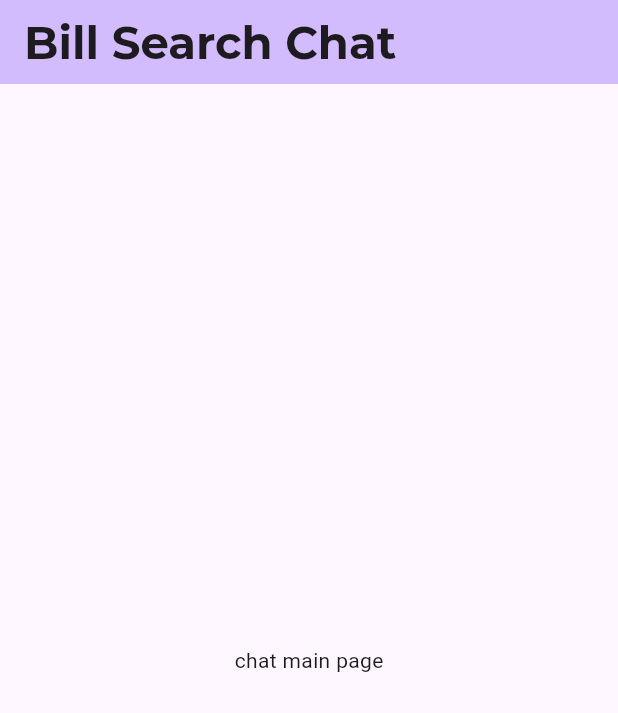
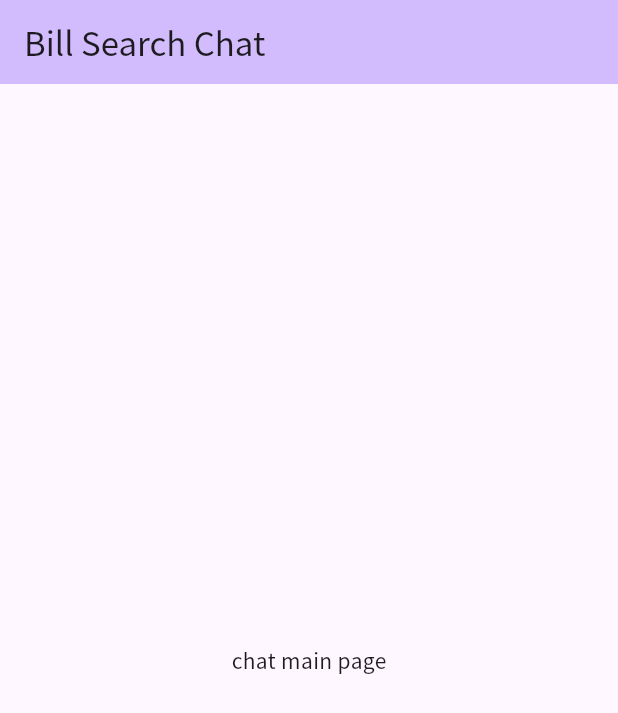
Before and after one commit to myid-hana/Bill_Search_Chat, a Flutter app: the screen it shows after launch, on a phone screen of 412 x 824 dp. Shown: the top 713 px of the screen. Run offline on Flutter 3.47's test engine with Material 3 defaults, Android fonts, the light colour scheme and no system bars; our stand-ins replace google_fonts.

Commit message:
noto sans kr font 적용

```diff
--- a/lib/main.dart
+++ b/lib/main.dart
@@ -20,12 +20,7 @@
         colorScheme: ColorScheme.fromSeed(
           seedColor: Colors.deepPurple,
         ),
-        textTheme: TextTheme(
-          titleLarge: GoogleFonts.montserrat(
-            fontSize: 30,
-            fontWeight: FontWeight.bold,
-          ),
-        ),
+        textTheme: GoogleFonts.notoSansKrTextTheme(),
       ),
       home: const ChatPage(),
     );
```
Also changed, not shown: pubspec.yaml (+3 -11 lines), 9 other files.
